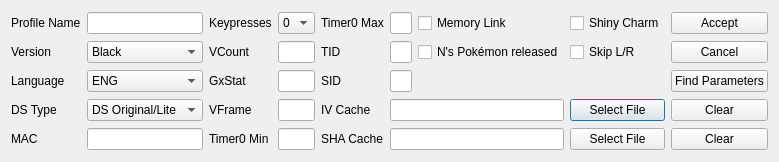
Above: Form/Gen5/Profile/ProfileEditor5.ui from Admiral-Fish/PokeFinder before the change. Below: the same form after it.
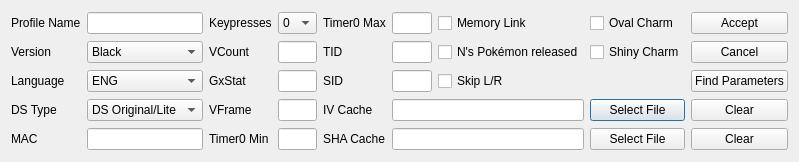
That is the form after the change. Custom widgets are drawn as their Qt base class.

Patch:
```diff
--- a/Form/Gen5/Profile/ProfileEditor5.ui
+++ b/Form/Gen5/Profile/ProfileEditor5.ui
@@ -6,7 +6,7 @@
    <rect>
     <x>0</x>
     <y>0</y>
-    <width>752</width>
+    <width>799</width>
     <height>162</height>
    </rect>
   </property>
@@ -277,20 +277,27 @@
      </property>
     </widget>
    </item>
+   <item row="2" column="6">
+    <widget class="QCheckBox" name="checkBoxSkipLR">
+     <property name="text">
+      <string>Skip L/R</string>
+     </property>
+    </widget>
+   </item>
    <item row="0" column="7">
+    <widget class="QCheckBox" name="checkBoxOvalCharm">
+     <property name="text">
+      <string>Oval Charm</string>
+     </property>
+    </widget>
+   </item>
+   <item row="1" column="7">
     <widget class="QCheckBox" name="checkBoxShinyCharm">
      <property name="text">
       <string>Shiny Charm</string>
      </property>
     </widget>
    </item>
-   <item row="1" column="7">
-    <widget class="QCheckBox" name="checkBoxSkipLR">
-     <property name="text">
-      <string>Skip L/R</string>
-     </property>
-    </widget>
-   </item>
    <item row="3" column="4">
     <widget class="QLabel" name="labelIVCache">
      <property name="text">
```
Left out of the diff: 3 changed lines with no effect on the pictures.
